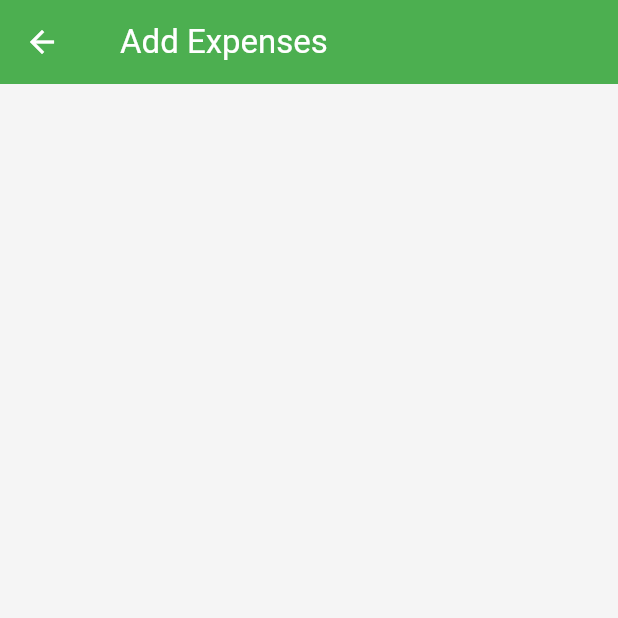
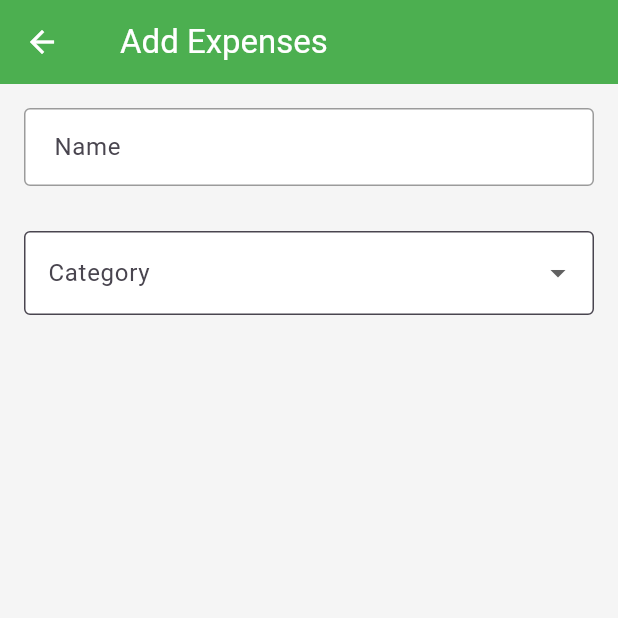
Before and after one commit to AhmadZahidi/expenses_tracker_app, a Flutter app: the screen it shows after launch, after a tap on "Add", on a phone screen of 412 x 824 dp, the top half of it. Run offline on Flutter 3.47's test engine with Material 3 defaults, Android fonts, the phone set to English and light mode, and no system bars; our stand-ins replace cloud_firestore, firebase_auth, firebase_core, flutter_svg, go_router; accounts and stored records are empty; statements that could not run were skipped.

Commit message:
working on add page

```diff
--- a/lib/screens/add_screen.dart
+++ b/lib/screens/add_screen.dart
@@ -3,11 +3,105 @@ import 'package:expenses_tracker_app/reusable%20widget/background_screen.dart';
 import 'package:expenses_tracker_app/reusable%20widget/crudbar.dart';
 import 'package:flutter/material.dart';
 
-class AddScreen extends StatelessWidget{
+class AddScreen extends StatefulWidget {
   const AddScreen({super.key});
 
   @override
-  Widget build(BuildContext context) {
-    return BackgroundScreen(appBar:Crudbar('Add Expenses'),backgroundColor:mainBackGround, screen:Column());
+  State<StatefulWidget> createState() {
+    return _AddScreenState();
   }
 }
+
+class _AddScreenState extends State<AddScreen> {
+  final TextEditingController _nameController = TextEditingController();
+  final TextEditingController _categoryController = TextEditingController();
+  final TextEditingController _priceController = TextEditingController();
+  final TextEditingController _quantityController = TextEditingController();
+
+  String? _selectedCategory;
+  final List<String> _categories = [
+    'Food',
+    'Transport',
+    'Rent',
+    'Hobby',
+    'Health',
+    'Other',
+  ];
+
+  @override
+  void dispose() {
+    _nameController.dispose();
+    _categoryController.dispose();
+    _priceController.dispose();
+    _quantityController.dispose();
+  }
+
+  @override
+  Widget build(BuildContext context) {
+    return BackgroundScreen(
+      appBar: Crudbar('Add Expenses'),
+      backgroundColor: mainBackGround,
+      screen: Padding(
+        padding: const EdgeInsets.fromLTRB(0, 16, 0, 0),
+        child: Column(
+          crossAxisAlignment: CrossAxisAlignment.start,
+          children: [
+            //Name
+            TextField(
+              controller: _nameController,
+              decoration: InputDecoration(
+                labelText: 'Name',
+                border: OutlineInputBorder(
+                  borderRadius: BorderRadius.circular(10),
+                ),
+                enabledBorder: OutlineInputBorder(
+                  borderSide: BorderSide(color: Color.fromARGB(100, 0, 0, 0)),
+                ),
+                filled: true,
+                fillColor: Colors.white,
+                contentPadding: EdgeInsets.symmetric(
+                  horizontal: 16,
+                  vertical: 14,
+                ),
+              ),
+            ),
+            SizedBox(height: 30),
+
+            //Category
+            DropdownButtonFormField(
+              value: _selectedCategory,
+              decoration: InputDecoration(
+                filled: true,
+                fillColor: Colors.white ,
+                labelText: 'Category',
+                border: OutlineInputBorder(),
+                contentPadding: EdgeInsets.symmetric(
+                  horizontal: 12,
+                  vertical: 16,
+                ),
+              ),
+              items:
+                  _categories.map((category) {
+                    return DropdownMenuItem(
+                      value: category,
+                      child: Text(category),
+                    );
+                  }).toList(),
+              onChanged: (value) {
+                setState(() {
+                  _selectedCategory = value;
+                });
+              },
+              validator:
+                  (value) => value == null ? "Please select a category" : null,
+            ),
+            SizedBox(height: 30,),
+
+            //Price
+
+          ],
+        ),
+      ),
+    );
+  }
+}
```
